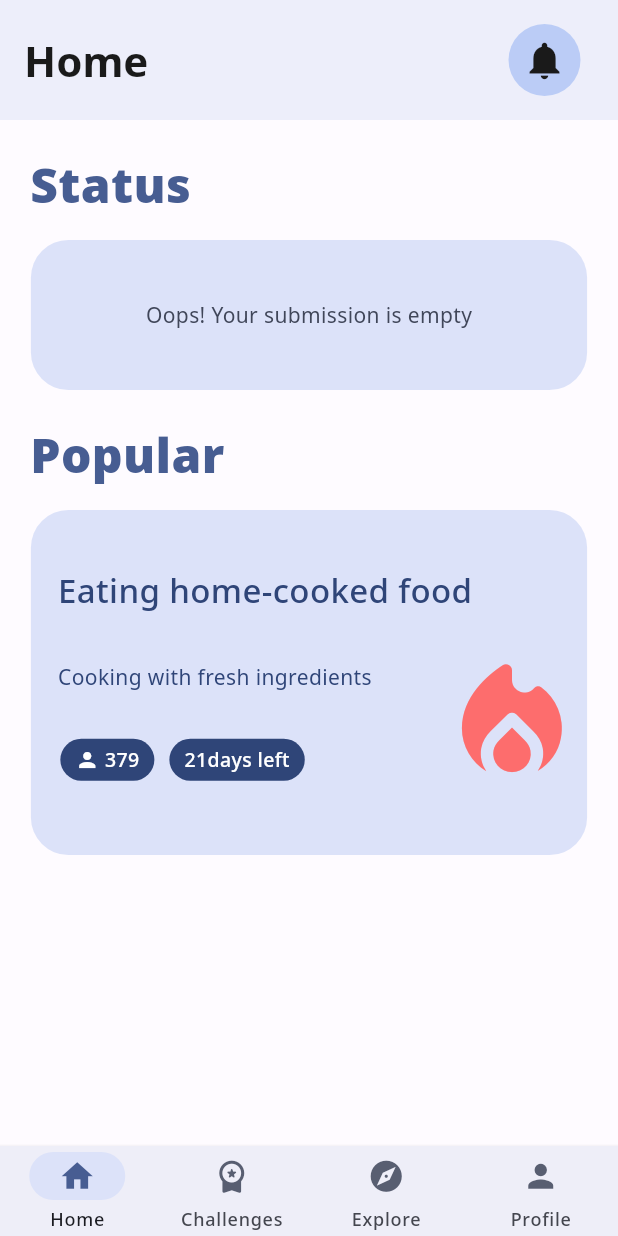
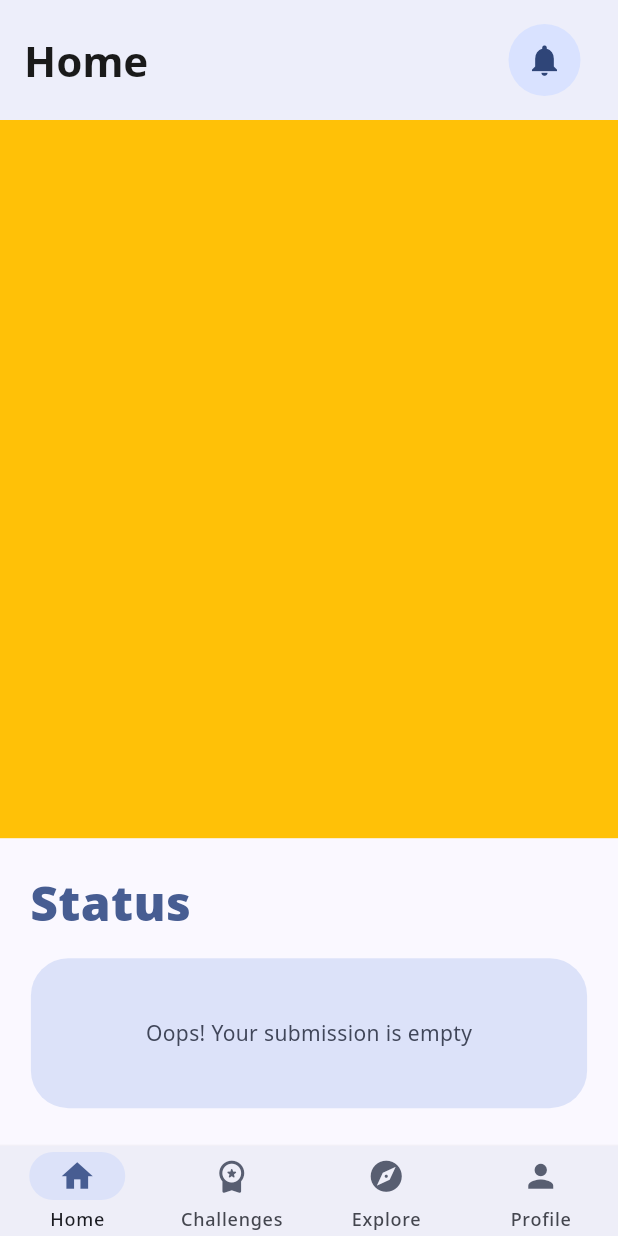
Before and after one commit to GDG-on-Campus-SKHU/98developers-flutter-app, a Flutter app: the screen it shows after launch, on a phone screen of 412 x 824 dp. Run offline on Flutter 3.47's test engine with Material 2 defaults, Android fonts, the phone set to English and light mode, and no system bars; drawn by our look-alikes of carousel_slider, dynamic_color; our stand-ins replace bloc, equatable, flutter_bloc, geolocator, google_maps_flutter.

Commit message:
modi(#24) : refactoring home screen

```diff
--- a/lib/screens/home.dart
+++ b/lib/screens/home.dart
@@ -35,12 +35,12 @@ class _HomeScreenState extends State<HomeScreen> {
             child: Container(
               decoration: BoxDecoration(
                   borderRadius: BorderRadius.circular(50),
-                  color: Color.fromARGB(84, 85, 136, 238)),
+                  color: dynamicColor.primaryContainer),
               child: IconButton(
                 icon: Icon(
                   Icons.notifications,
-                  color: Palette.jetblack,
-                  size: 30,
+                  color: dynamicColor.onPrimaryContainer,
+                  size: 25,
                 ),
                 onPressed: () {},
               ),
@@ -50,6 +50,67 @@ class _HomeScreenState extends State<HomeScreen> {
       ),
       backgroundColor: Color(0xFFFEFBFF),
       body: SafeArea(
+          child: Stack(
+        children: [
+          Container(
+            height: _height * 0.6,
+            child: CarouselSlider(
+              items: [
+                Container(
+                  width: _width,
+                  height: _height,
+                  color: Colors.amber,
+                ),
+                Container(
+                  width: _width,
+                  height: _height,
+                  color: Colors.green,
+                ),
+                Container(
+                  width: _width,
+                  height: _height,
+                  color: Colors.red,
+                )
+              ],
+              options: CarouselOptions(
+                height: _height,
+                enlargeCenterPage: false,
+                autoPlay: true,
+                aspectRatio: 16 / 9,
+                autoPlayCurve: Curves.fastOutSlowIn,
+                enableInfiniteScroll: true,
+                autoPlayAnimationDuration: Duration(milliseconds: 1500),
+                viewportFraction: 1,
+              ),
+            ),
+          ),
+          DraggableScrollableSheet(
+            initialChildSize: 0.30,
+            minChildSize: 0.25,
+            builder: (BuildContext context, ScrollController scrollController) {
+              return SingleChildScrollView(
+                controller: scrollController,
+                child: bottomContent(_width, context),
+              );
+            },
+          ),
+        ],
+      )),
+    );
+  }
+}
+
+Widget bottomContent(_width, context) {
+  final dynamicColor = Theme.of(context).colorScheme;
+  return Container(
+    height: MediaQuery.of(context).size.height * 0.75,
+    decoration: BoxDecoration(
+      color: dynamicColor.background,
+      // borderRadius: BorderRadius.only(
+      //   topLeft: Radius.circular(25),
+      //   topRight: Radius.circular(25),
+      // )
+    ),
     child: Column(
       children: [
         SizedBox(
@@ -134,9 +195,8 @@ class _HomeScreenState extends State<HomeScreen> {
           height: 20,
         ),
       ],
-      )),
+    ),
   );
-  }
 }
 
 Widget sliderContainer(_width, titleText, subtitleText, person, day,
```
Lines whose indentation alone changed are shown as unchanged.
